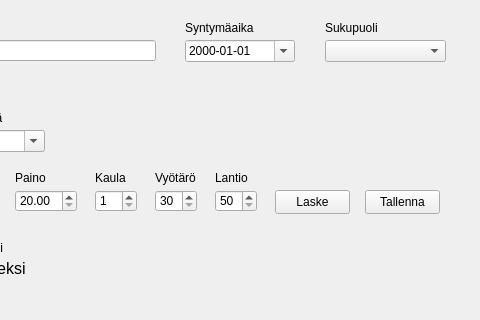
Above: main.ui from HansumaeCecilia/FitnessGUI before the change; both pictures show x 95 to 575 and y 0 to 320 of the 800 by 600 pixel window. Below: the same form after it.
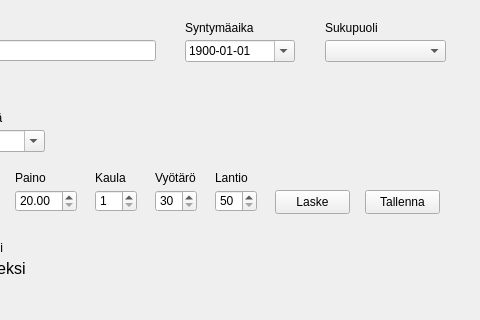
That is the form after the change.

Commit message: Ruled added for emabling calculation

What changed in the file:
```diff
--- a/main.ui
+++ b/main.ui
@@ -259,6 +259,16 @@
       <height>22</height>
      </rect>
     </property>
+    <property name="dateTime">
+     <datetime>
+      <hour>0</hour>
+      <minute>0</minute>
+      <second>0</second>
+      <year>1900</year>
+      <month>1</month>
+      <day>1</day>
+     </datetime>
+    </property>
     <property name="displayFormat">
      <string>yyyy-MM-dd</string>
     </property>
```
The commit also changes 1 other file.
